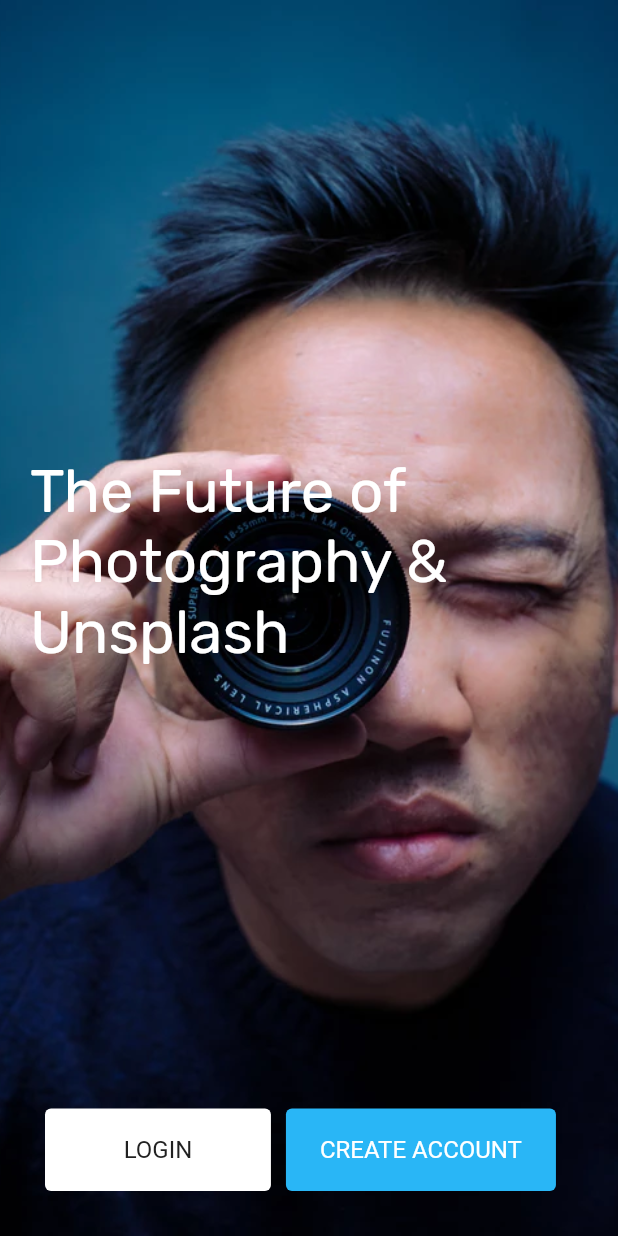
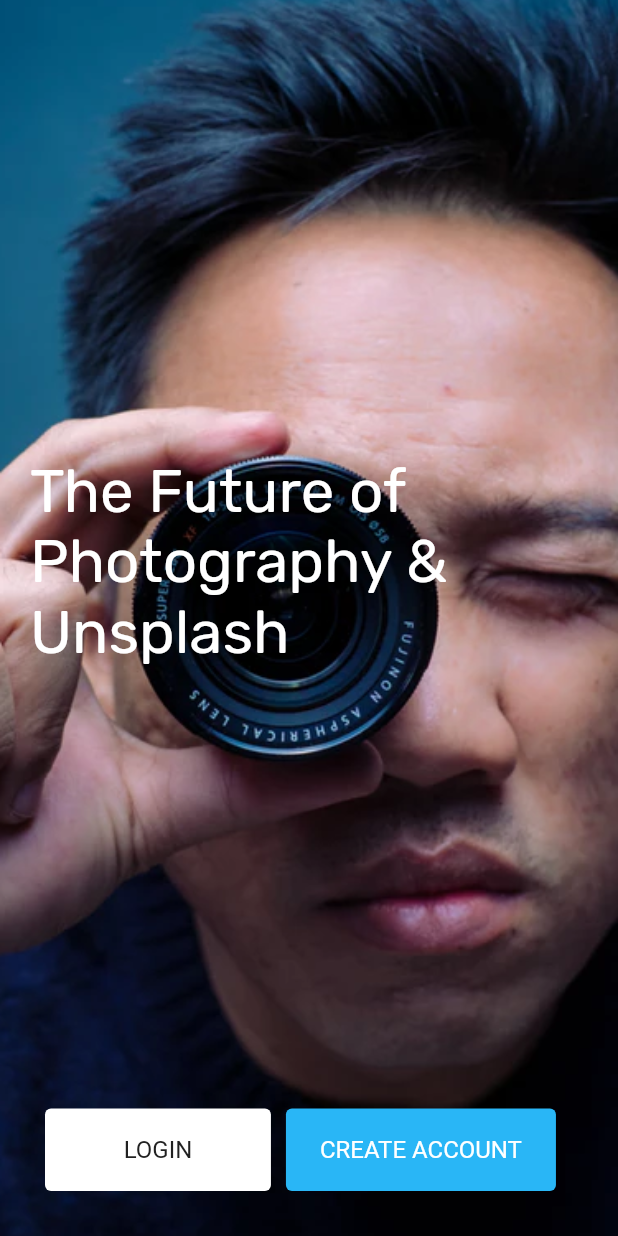
Before and after one commit to ahm3dev/Flutter-Blog-App, a Flutter app: the screen it shows after launch, on a phone screen of 412 x 824 dp. Run offline on Flutter 3.47's test engine with Material 2 defaults, Android fonts, the phone set to English and light mode, and no system bars; Roboto replaces fonts that are missing (SFCompact).

Commit message:
homescreen background

```diff
--- a/lib/main.dart
+++ b/lib/main.dart
@@ -12,9 +12,10 @@ class Home extends StatelessWidget {
     return Scaffold(
       body: Container(
         decoration: BoxDecoration(
+
             image: DecorationImage(
           image: AssetImage(
-            'assets/images/lens.png',
+            'assets/images/lenscut.png',
           ),
           fit: BoxFit.cover,
         )),
```
Also changed, not shown: assets/images/gradiant.png (added), assets/images/lenscut.png (added).
